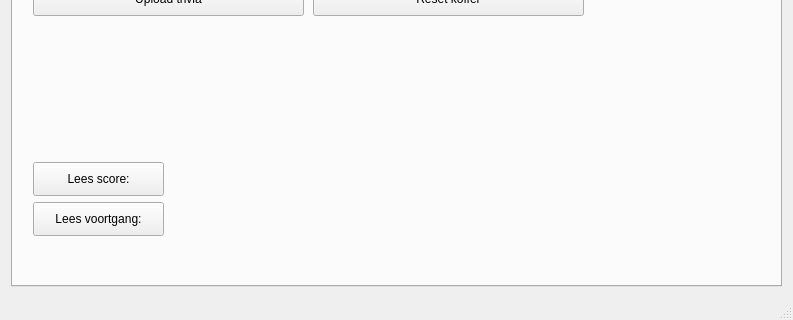
The window that RoutesGenereren/mainwindow.ui (TotallyOriginalUsername/startweek) describes before a commit, drawn with Qt 5; both pictures show x 0 to 793 and y 233 to 553 of the 793 by 553 pixel window.
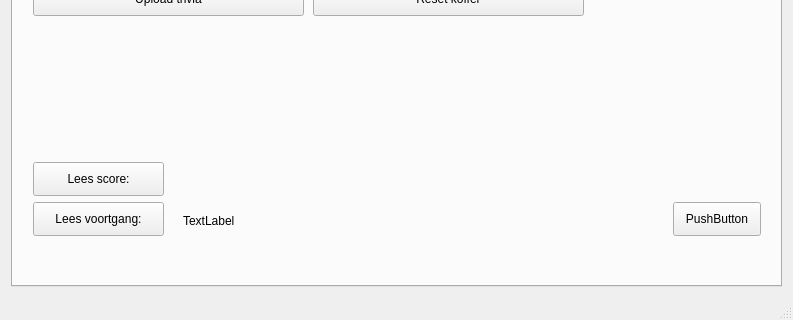
The same window after the commit. The open tabs and pages were chosen to show the change. Icons and pictures are not drawn.

Diff of the .ui file:
```diff
--- a/RoutesGenereren/mainwindow.ui
+++ b/RoutesGenereren/mainwindow.ui
@@ -204,6 +204,45 @@
          <string>Lees voortgang:</string>
         </property>
        </widget>
+       <widget class="QLabel" name="lblScore">
+        <property name="geometry">
+         <rect>
+          <x>170</x>
+          <y>320</y>
+          <width>58</width>
+          <height>18</height>
+         </rect>
+        </property>
+        <property name="text">
+         <string/>
+        </property>
+       </widget>
+       <widget class="QLabel" name="lblProgress">
+        <property name="geometry">
+         <rect>
+          <x>170</x>
+          <y>360</y>
+          <width>58</width>
+          <height>18</height>
+         </rect>
+        </property>
+        <property name="text">
+         <string>TextLabel</string>
+        </property>
+       </widget>
+       <widget class="QPushButton" name="btnTestData">
+        <property name="geometry">
+         <rect>
+          <x>660</x>
+          <y>350</y>
+          <width>88</width>
+          <height>34</height>
+         </rect>
+        </property>
+        <property name="text">
+         <string>PushButton</string>
+        </property>
+       </widget>
       </widget>
       <widget class="QWidget" name="tab_3">
        <attribute name="title">
```
Left out of the diff: 2 changed lines with no effect on the pictures.
